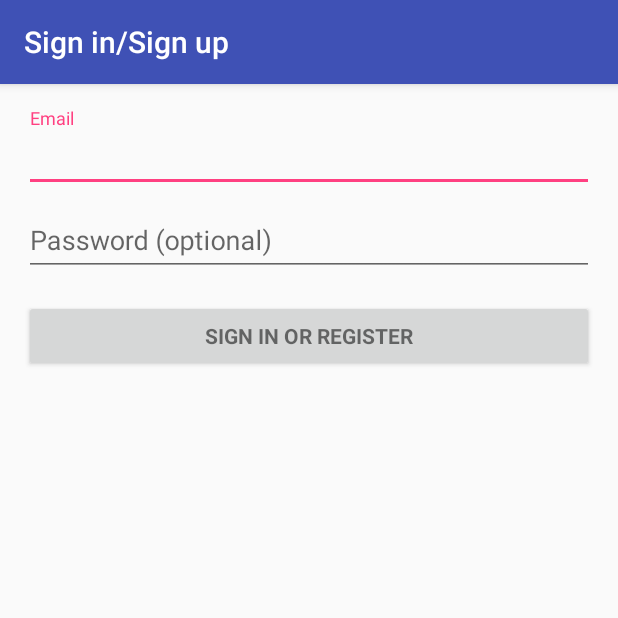
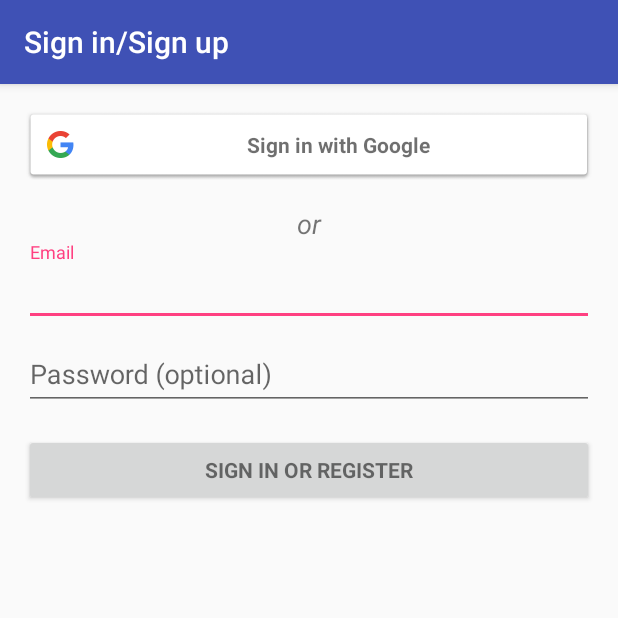
Before and after one commit to sup246/ParkPal, an Android app: the screen it shows after launch (LoginActivity), on a phone screen of 412 x 824 dp, the top half of it. Run offline under Robolectric (Android 15) with nearby library versions, the phone set to English and light mode, and no system bars; 3 statements that could not run were skipped.

Commit message:
More work on the google sign in

```diff
--- a/app/build.gradle
+++ b/app/build.gradle
@@ -22,11 +22,17 @@ android {
 
 dependencies {
     compile fileTree(dir: 'libs', include: ['*.jar'])
+    compile 'com.android.support:appcompat-v7:25.3.1'
+    compile 'com.android.support:design:25.3.1'
+
+    // Dependency for Google Sign-In
+    compile 'com.google.android.gms:play-services-auth:10.2.6'
+
     androidTestCompile('com.android.support.test.espresso:espresso-core:2.2.2', {
         exclude group: 'com.android.support', module: 'support-annotations'
     })
-    compile 'com.android.support:appcompat-v7:25.3.1'
-    compile 'com.android.support:design:25.3.1'
     compile 'com.android.support:support-vector-drawable:25.3.1'
     testCompile 'junit:junit:4.12'
 }
+
+apply plugin: 'com.google.gms.google-services'
--- a/app/src/main/AndroidManifest.xml
+++ b/app/src/main/AndroidManifest.xml
@@ -6,6 +6,7 @@
     <uses-permission android:name="android.permission.GET_ACCOUNTS" />
     <uses-permission android:name="android.permission.READ_PROFILE" />
     <uses-permission android:name="android.permission.READ_CONTACTS" />
+    <uses-permission android:name="android.permission.INTERNET" />
 
     <application
         android:allowBackup="true"
--- a/app/src/main/java/com/psu/sweng500/team4/parkpal/LoginActivity.java
+++ b/app/src/main/java/com/psu/sweng500/team4/parkpal/LoginActivity.java
@@ -30,6 +30,12 @@ import android.widget.Button;
 import android.widget.EditText;
 import android.widget.TextView;
 
+import com.google.android.gms.auth.api.Auth;
+import com.google.android.gms.auth.api.signin.GoogleSignInOptions;
+import com.google.android.gms.common.ConnectionResult;
+import com.google.android.gms.common.SignInButton;
+import com.google.android.gms.common.api.GoogleApiClient;
+
 import java.util.ArrayList;
 import java.util.List;
 
@@ -38,7 +44,7 @@ import static android.Manifest.permission.READ_CONTACTS;
 /**
  * A login screen that offers login via email/password.
  */
-public class LoginActivity extends AppCompatActivity implements LoaderCallbacks<Cursor> {
+public class LoginActivity extends AppCompatActivity implements LoaderCallbacks<Cursor>, GoogleApiClient.OnConnectionFailedListener {
 
     /**
      * Id to identity READ_CONTACTS permission request.
@@ -62,6 +68,7 @@ public class LoginActivity extends AppCompatActivity implements LoaderCallbacks<
     private EditText mPasswordView;
     private View mProgressView;
     private View mLoginFormView;
+    private GoogleApiClient mGoogleApiClient;
 
     @Override
     protected void onCreate(Bundle savedInstanceState) {
@@ -94,6 +101,30 @@ public class LoginActivity extends AppCompatActivity implements LoaderCallbacks<
 
         mLoginFormView = findViewById(R.id.login_form);
         mProgressView = findViewById(R.id.login_progress);
+
+        // [START configure_signin]
+        // Configure sign-in to request the user's ID, email address, and basic
+        // profile. ID and basic profile are included in DEFAULT_SIGN_IN.
+        GoogleSignInOptions gso = new GoogleSignInOptions.Builder(GoogleSignInOptions.DEFAULT_SIGN_IN)
+                .requestEmail()
+                .build();
+        // [END configure_signin]
+
+        // [START build_client]
+        // Build a GoogleApiClient with access to the Google Sign-In API and the
+        // options specified by gso.
+        mGoogleApiClient = new GoogleApiClient.Builder(this)
+                .enableAutoManage(this /* FragmentActivity */, this /* OnConnectionFailedListener */)
+                .addApi(Auth.GOOGLE_SIGN_IN_API, gso)
+                .build();
+        // [END build_client]
+
+        // [START customize_button]
+        // Set the dimensions of the sign-in button.
+        SignInButton signInButton = (SignInButton) findViewById(R.id.sign_in_button);
+        signInButton.setSize(SignInButton.SIZE_WIDE);
+        getString(com.google.android.gms.R.string.common_signin_button_text_long);
+        // [END customize_button]
     }
 
     private void startMain() {
@@ -286,6 +317,13 @@ public class LoginActivity extends AppCompatActivity implements LoaderCallbacks<
         mEmailView.setAdapter(adapter);
     }
 
+    @Override
+    public void onConnectionFailed(@NonNull ConnectionResult connectionResult) {
+        // An unresolvable error has occurred and Google APIs (including Sign-In) will not
+        // be available.
+        // Log.d(TAG, "onConnectionFailed:" + connectionResult);
+    }
+
 
     private interface ProfileQuery {
         String[] PROJECTION = {
--- a/app/src/main/res/layout/activity_login.xml
+++ b/app/src/main/res/layout/activity_login.xml
@@ -29,6 +29,23 @@
             android:layout_width="match_parent"
             android:layout_height="wrap_content"
             android:orientation="vertical">
+
+            <com.google.android.gms.common.SignInButton
+                android:id="@+id/sign_in_button"
+                android:layout_width="match_parent"
+                android:layout_height="wrap_content"
+                android:layout_centerHorizontal="true"
+                android:text="@string/common_signin_button_text_long" />
+
+            <TextView
+                android:id="@+id/textView"
+                android:layout_width="match_parent"
+                android:layout_height="wrap_content"
+                android:layout_marginTop="16dp"
+                android:text="@string/text_or"
+                android:textAlignment="center"
+                android:textStyle="italic"
+                android:textSize="18sp" />
 
             <android.support.design.widget.TextInputLayout
                 android:layout_width="match_parent"
--- a/app/src/main/res/values/strings.xml
+++ b/app/src/main/res/values/strings.xml
@@ -11,6 +11,7 @@
     <!-- Strings related to login -->
     <string name="prompt_email">Email</string>
     <string name="prompt_password">Password (optional)</string>
+    <string name="text_or">or</string>
     <string name="action_sign_in">Sign in or register</string>
     <string name="action_sign_in_short">Sign in</string>
     <string name="error_invalid_email">This email address is invalid</string>
--- a/build.gradle
+++ b/build.gradle
@@ -6,6 +6,7 @@ buildscript {
     }
     dependencies {
         classpath 'com.android.tools.build:gradle:2.3.2'
+        classpath 'com.google.gms:google-services:3.1.0'
 
         // NOTE: Do not place your application dependencies here; they belong
         // in the individual module build.gradle files
```
Also changed, not shown: 1 other file.
